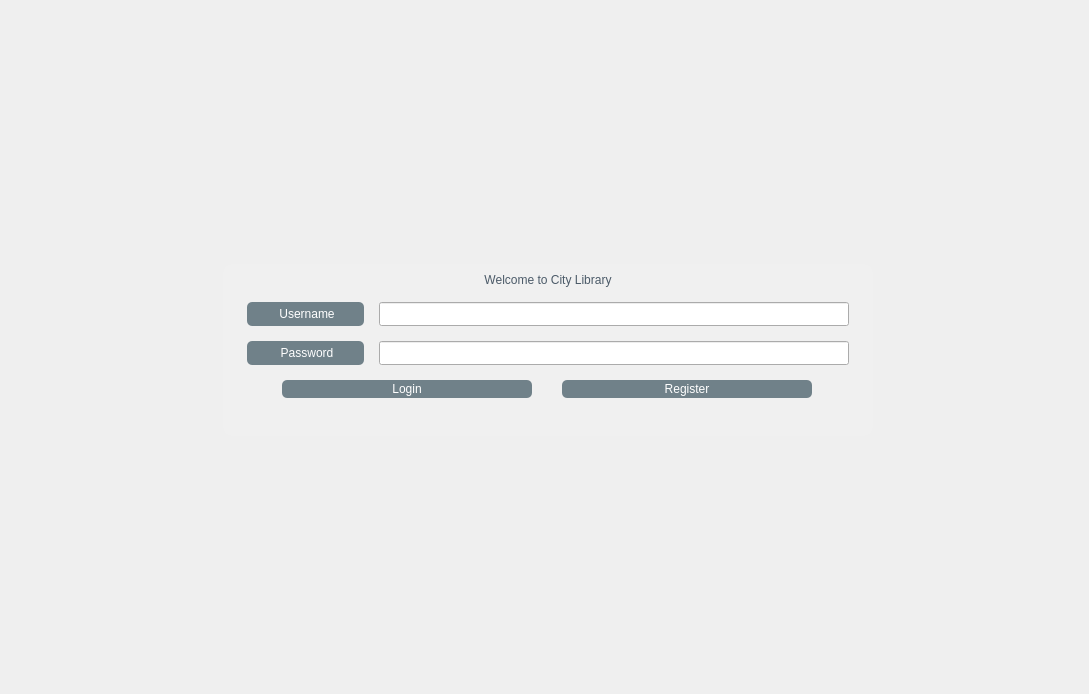
Before: the Qt Designer form viewLogin.ui in Mr-Beastman/CS106_A2, drawn with Qt 5.
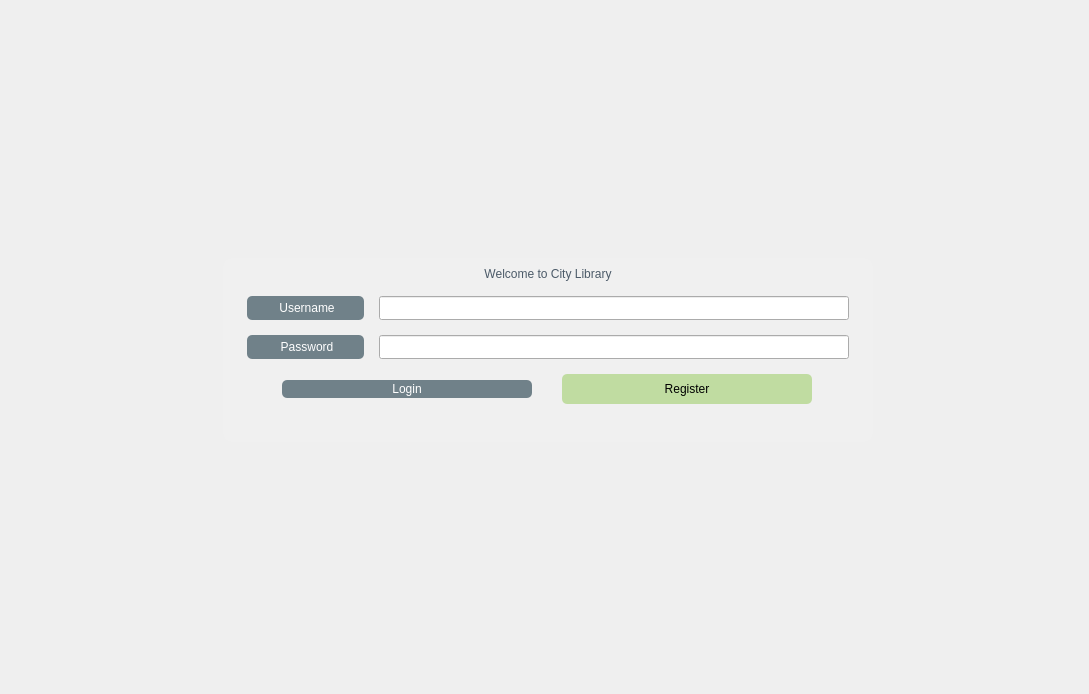
After: the same form once the commit is applied. Icons and pictures are not drawn.

Diff of the .ui file:
```diff
--- a/viewLogin.ui
+++ b/viewLogin.ui
@@ -13,6 +13,24 @@
   <property name="windowTitle">
    <string>Form</string>
   </property>
+  <property name="styleSheet">
+   <string notr="true">
+
+QPushButton{
+	padding: 8px 20px;
+	border-radius: 5px;
+	outline: none;
+	color: rgb(0, 0, 0);
+	font: 700 9pt &quot;Segoe UI&quot;;
+	background-color: rgb(192, 220, 161);
+	
+}
+
+QPushButton:hover {
+	background-color: rgb(161, 184, 135);
+}
+</string>
+  </property>
   <layout class="QVBoxLayout" name="verticalLayout_3">
    <property name="spacing">
     <number>0</number>
@@ -310,21 +328,7 @@
                   </size>
                  </property>
                  <property name="styleSheet">
-                  <string notr="true">QPushButton {
-	font: 700 12pt &quot;Segoe UI&quot;;
-	background-color: rgb(112, 129, 137);
-    color: white;       	
-	padding: 2px;
-	border-radius: 5px;
-}
-
-QPushButton:hover {
-    background-color: #555;
-}
-
-QPushButton:pressed {
-    background-color: #444;
-}</string>
+                  <string notr="true"/>
                  </property>
                  <property name="text">
                   <string>Register</string>
```
